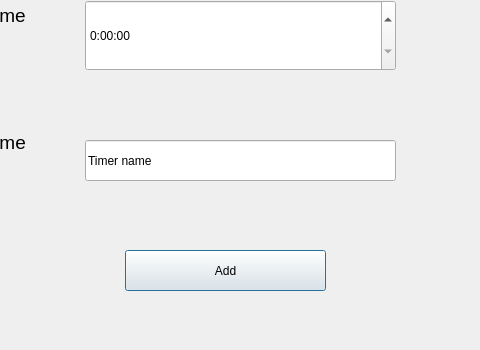
Old version of the form Semester 1/Lab 2/Lab_2/inputwindow.ui in the repository ram333n/ooop_2021_2022; both pictures show x 125 to 605 and y 150 to 500 of the 700 by 500 pixel window.
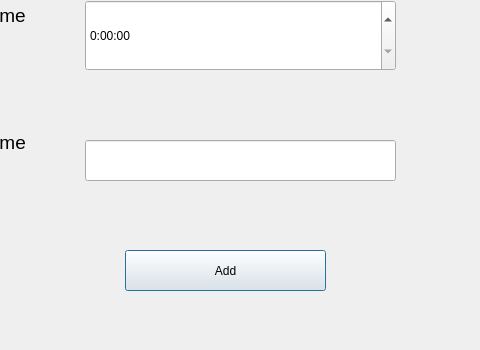
New version of the form.

Commit message: Implemented mechanism of adding timers and 'DND mode'

Diff of the .ui file:
```diff
--- a/Semester 1/Lab 2/Lab_2/inputwindow.ui
+++ b/Semester 1/Lab 2/Lab_2/inputwindow.ui
@@ -103,7 +103,7 @@
     <string notr="true">font: 14pt &quot;MS Shell Dlg 2&quot;;</string>
    </property>
    <property name="text">
-    <string>Timer name</string>
+    <string/>
    </property>
   </widget>
   <widget class="QPushButton" name="addButton">
@@ -123,7 +123,7 @@
     <string>Add</string>
    </property>
   </widget>
-  <widget class="QWidget" name="">
+  <widget class="QWidget" name="layoutWidget">
    <property name="geometry">
     <rect>
      <x>210</x>
```
Left out of the diff: 2 changed lines with no effect on the pictures. The commit also changes 20 other files.
